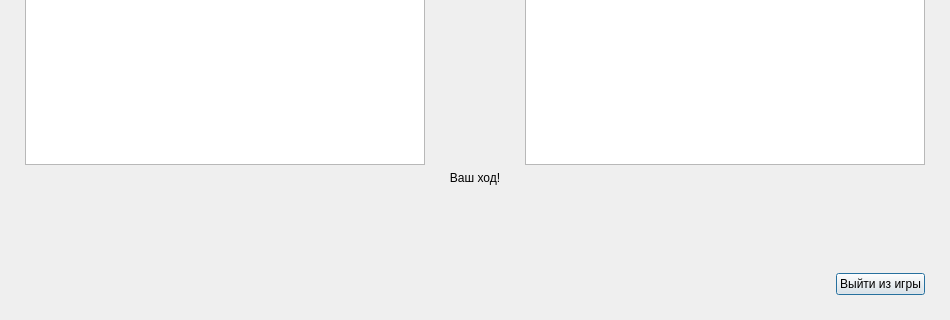
Before: the Qt Designer form src/ui/game.ui in IAmProgrammist/cbattle, drawn with Qt 5; both pictures show x 0 to 950 and y 280 to 600 of the 950 by 600 pixel window.
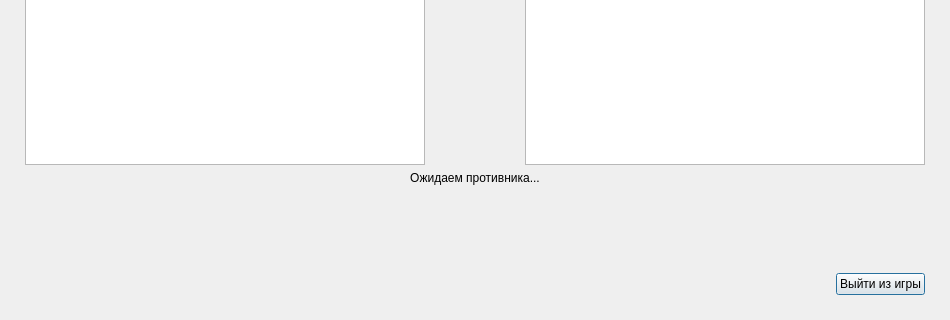
After: the same form once the commit is applied. Icons and pictures are not drawn.

What changed in the file:
```diff
--- a/src/ui/game.ui
+++ b/src/ui/game.ui
@@ -143,7 +143,7 @@
         <string notr="true">font: 700 16pt &quot;Segoe UI&quot;; color: rgb(0, 0, 0);</string>
        </property>
        <property name="text">
-        <string>Ваш ход!</string>
+        <string>Ожидаем противника...</string>
        </property>
        <property name="alignment">
         <set>Qt::AlignCenter</set>
```
Left out of the diff: 2 changed lines with no effect on the pictures.
